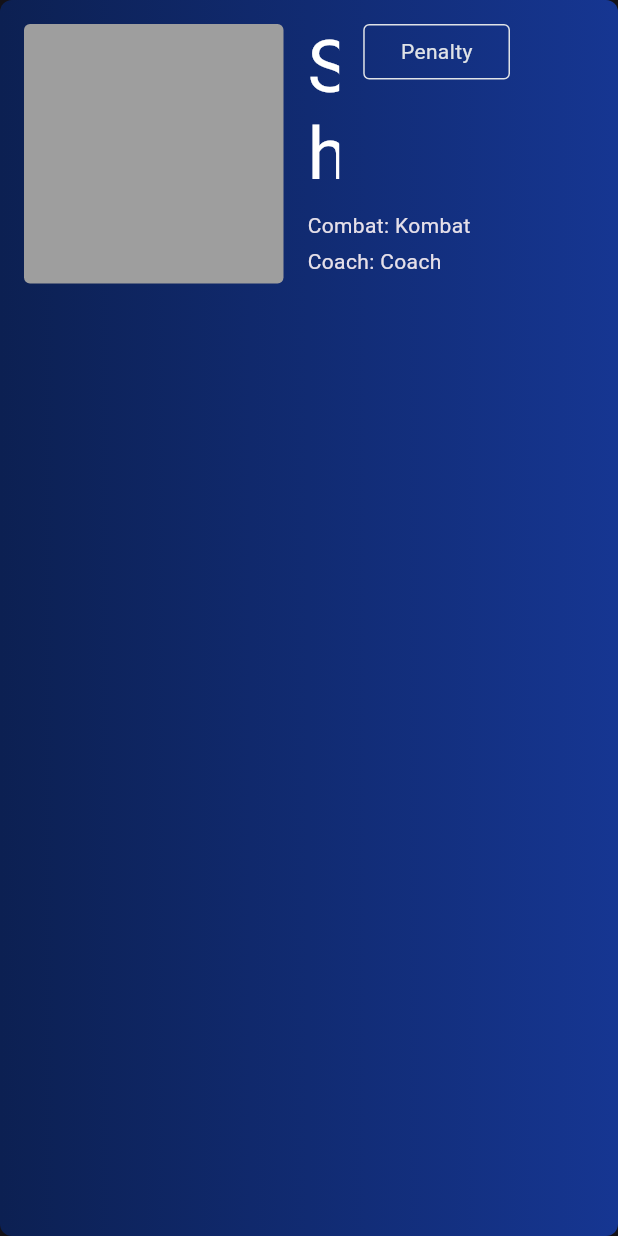
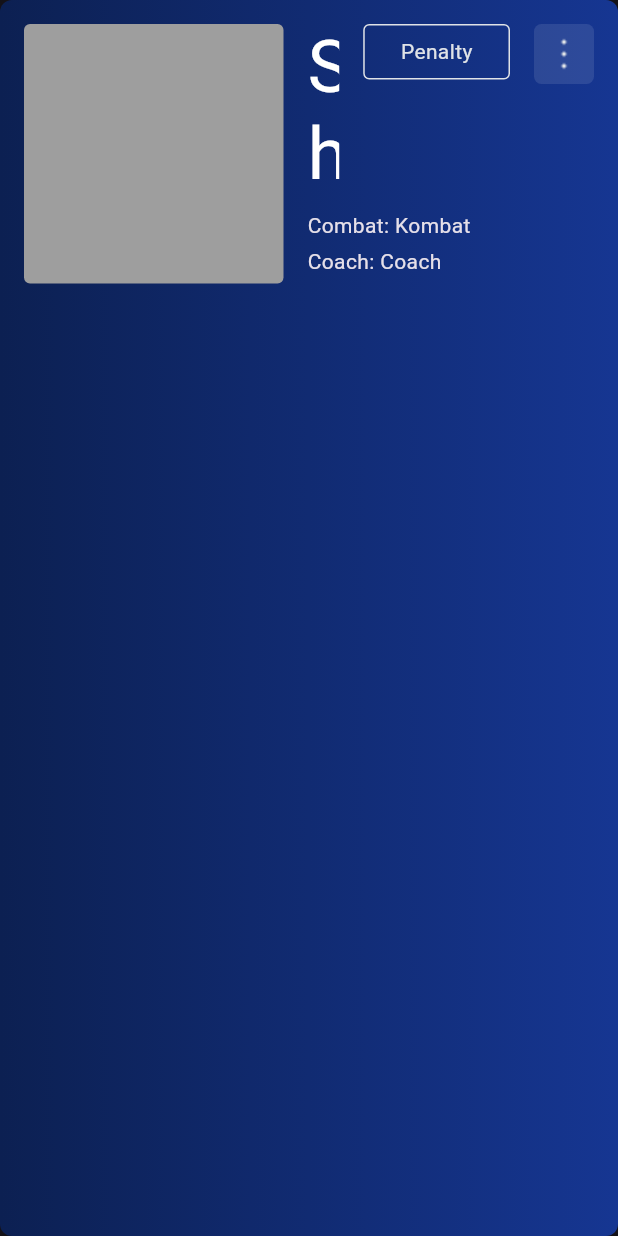
Before and after one commit to AlexEduV/fitofan_test, a Flutter app: the ParticipantCard widget shown alone on an empty page, opened directly, on a phone screen of 412 x 824 dp. Run offline on Flutter 3.47's test engine with Material 3 defaults, Android fonts, the phone set to English and light mode, and no system bars; our stand-ins replace gap.

Commit message:
finished participant card;

```diff
--- a/lib/widgets/main_section/participant_card.dart
+++ b/lib/widgets/main_section/participant_card.dart
@@ -121,10 +121,16 @@ class ParticipantCard extends StatelessWidget {
                 height: 40,
                 width: 40,
                 decoration: BoxDecoration(
-                  borderRadius: BorderRadius.circular(4.0),
-
+                  borderRadius: BorderRadius.circular(5.0),
+                  color: Colors.white.withOpacity(0.1),
                 ),
-              )
+                padding: const EdgeInsets.all(8.0),
+                child: Image.asset(
+                  'assets/images/more.png',
+                  height: 24,
+                  width: 24,
+                ),
+              ),
 
             ],
           )
```
Also changed, not shown: assets/images/check.png (added), assets/images/more.png (added).
